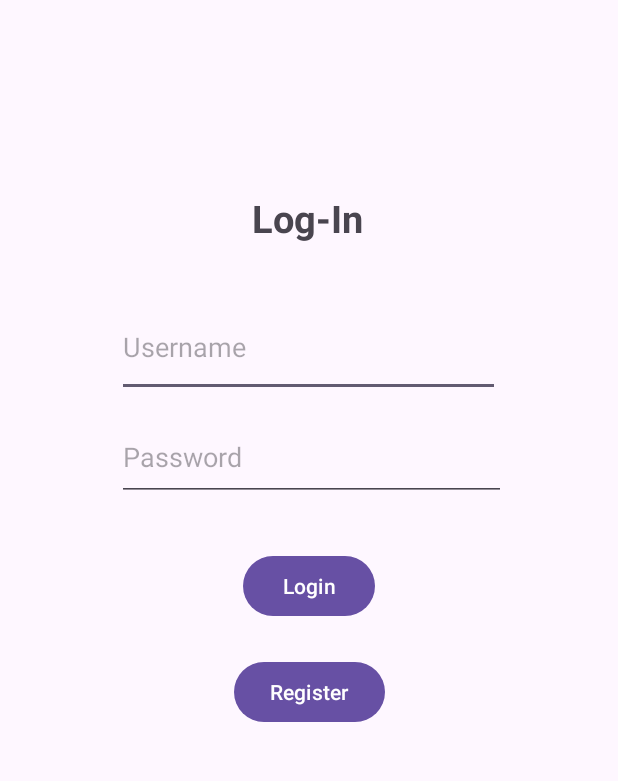
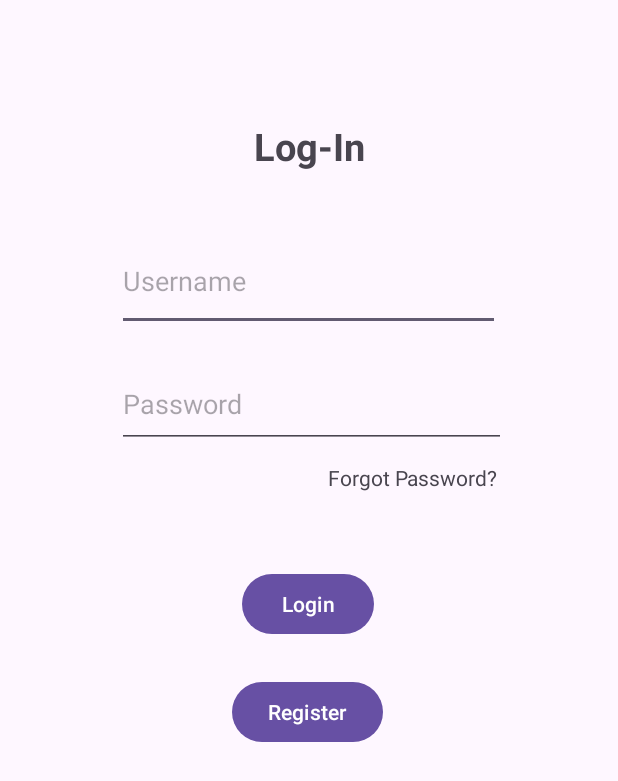
Before and after one commit to Fr4nzy/SariSariStore-CNN, an Android app: the screen it shows after launch (LoginActivity), on a phone screen of 412 x 824 dp. Shown: the top 781 px of the screen. Run offline under Robolectric (Android 15) with nearby library versions, the phone set to English and light mode, and no system bars; our stand-ins replace Firebase (no records; nobody signed in at launch, a user with empty details on screens opened directly).

Commit message:
ForgotPassword feature added.

```diff
--- a/app/src/main/AndroidManifest.xml
+++ b/app/src/main/AndroidManifest.xml
@@ -5,7 +5,6 @@
     <uses-permission android:name="android.permission.INTERNET" />
     <uses-permission android:name="android.permission.READ_EXTERNAL_STORAGE" />
     <uses-permission android:name="android.permission.WRITE_EXTERNAL_STORAGE" />
-
 
     <application
         android:allowBackup="true"
@@ -17,6 +16,9 @@
         android:supportsRtl="true"
         android:theme="@style/Theme.SariSariStorePOS"
         tools:targetApi="31">
+        <activity
+            android:name=".ForgotPassword"
+            android:exported="false" />
         <activity
             android:name=".ReviewProducts"
             android:exported="false" />
--- a/app/src/main/java/org/lu/sarisaristorepos/LoginActivity.java
+++ b/app/src/main/java/org/lu/sarisaristorepos/LoginActivity.java
@@ -5,6 +5,7 @@ import android.os.Bundle;
 import android.util.Patterns;
 import android.widget.Button;
 import android.widget.EditText;
+import android.widget.TextView;
 import android.widget.Toast;
 import com.google.firebase.auth.FirebaseAuth;
 
@@ -13,6 +14,7 @@ public class LoginActivity extends AppCompatActivity {
     FirebaseAuth auth;
     EditText editUserTextName, getEditUserTextPassword;
     Button btnLogin, btnRegister;
+    TextView forgotPasswordBtn;
 
     @Override
     protected void onCreate(Bundle savedInstanceState) {
@@ -24,10 +26,13 @@ public class LoginActivity extends AppCompatActivity {
         getEditUserTextPassword = findViewById(R.id.editPasswordTxt);
         btnLogin = findViewById(R.id.loginBtn);
         btnRegister = findViewById(R.id.registerBtn);
+        forgotPasswordBtn = findViewById(R.id.forgotPasswordBtn);
 
         btnLogin.setOnClickListener(v -> Login());
 
         btnRegister.setOnClickListener(v -> Register());
+
+        forgotPasswordBtn.setOnClickListener(v -> {ForgotPassword(); });
 
     }
 
@@ -42,7 +47,6 @@ public class LoginActivity extends AppCompatActivity {
                         .addOnSuccessListener(authResult -> {
                             Toast.makeText(LoginActivity.this, R.string.login_success_message, Toast.LENGTH_SHORT).show();
                             startActivity(new Intent(LoginActivity.this, MainActivity.class));
-                            finish();
                         }).addOnFailureListener(e -> Toast.makeText(LoginActivity.this, R.string.login_failed_message + e.getMessage(), Toast.LENGTH_SHORT).show());
             }
         } else if (email.isEmpty()) {
@@ -56,10 +60,16 @@ public class LoginActivity extends AppCompatActivity {
 
     }
 
-    //This method redirects to the Register Activity
+    //The Register Activity
     public  void Register() {
         Intent intent = new Intent(LoginActivity.this, RegisterActivity.class);
         startActivity(intent);
     }
 
+    //Forgot Password Activity
+    public void ForgotPassword() {
+        Intent intent = new Intent(LoginActivity.this, ForgotPassword.class);
+        startActivity(intent);
+    }
+
 }
--- a/app/src/main/java/org/lu/sarisaristorepos/PointOfSaleActivity.java
+++ b/app/src/main/java/org/lu/sarisaristorepos/PointOfSaleActivity.java
@@ -17,7 +17,10 @@ public class PointOfSaleActivity extends AppCompatActivity {
 
         browseProducts = findViewById(R.id.browseProducts);
 
-        browseProducts.setOnClickListener(view -> BrowseProducts());
+        browseProducts.setOnClickListener(view -> {
+            BrowseProducts();
+            finish();
+        });
     }
 
     private void BrowseProducts(){
--- a/app/src/main/java/org/lu/sarisaristorepos/PurchasedActivity.java
+++ b/app/src/main/java/org/lu/sarisaristorepos/PurchasedActivity.java
@@ -41,6 +41,7 @@ public class PurchasedActivity extends AppCompatActivity {
             Intent intent = new Intent(PurchasedActivity.this, CashAmountActivity.class);
             intent.putExtra("totalCost", totalCost);
             startActivity(intent);
+            finish();
         });
     }
 
--- a/app/src/main/java/org/lu/sarisaristorepos/RegisterActivity.java
+++ b/app/src/main/java/org/lu/sarisaristorepos/RegisterActivity.java
@@ -50,6 +50,7 @@ public class RegisterActivity extends AppCompatActivity {
                             if (task.isSuccessful()) {
                                 Toast.makeText(RegisterActivity.this, R.string.register_okay, Toast.LENGTH_SHORT).show();
                                 startActivity(new Intent(RegisterActivity.this, LoginActivity.class));
+                                finish();
                             } else {
                                 Toast.makeText(RegisterActivity.this, R.string.register_fail + Objects.requireNonNull(task.getException()).getMessage(), Toast.LENGTH_SHORT).show();
                             }
@@ -60,6 +61,7 @@ public class RegisterActivity extends AppCompatActivity {
         backBtn.setOnClickListener(v -> {
             Intent intent = new Intent(RegisterActivity.this, LoginActivity.class);
             startActivity(intent);
+            finish();
         });
     }
 }
--- a/app/src/main/res/layout/activity_login.xml
+++ b/app/src/main/res/layout/activity_login.xml
@@ -10,67 +10,72 @@
         android:id="@+id/textView"
         android:layout_width="wrap_content"
         android:layout_height="wrap_content"
-        android:text="Log-In"
-        android:textSize="25dp"
+        android:layout_marginTop="80dp"
+        android:text="@string/log_in_lbl"
+        android:textSize="25sp"
         android:textStyle="bold"
-        app:layout_constraintBottom_toBottomOf="parent"
         app:layout_constraintEnd_toEndOf="parent"
-        app:layout_constraintHorizontal_bias="0.498"
         app:layout_constraintStart_toStartOf="parent"
-        app:layout_constraintTop_toTopOf="parent"
-        app:layout_constraintVertical_bias="0.162" />
+        app:layout_constraintTop_toTopOf="parent" />
 
     <EditText
+        android:autofillHints="username"
         android:id="@+id/editUsertxt"
         android:layout_width="255dp"
         android:layout_height="66dp"
+        android:layout_marginTop="40dp"
         android:ems="10"
-        android:hint="Username"
+        android:hint="@string/username_et"
         android:inputType="text"
-        app:layout_constraintBottom_toBottomOf="parent"
         app:layout_constraintEnd_toEndOf="parent"
         app:layout_constraintHorizontal_bias="0.497"
         app:layout_constraintStart_toStartOf="parent"
-        app:layout_constraintTop_toBottomOf="@+id/textView"
-        app:layout_constraintVertical_bias="0.061" />
+        app:layout_constraintTop_toBottomOf="@+id/textView" />
 
     <EditText
+        android:autofillHints="password"
         android:id="@+id/editPasswordTxt"
         android:layout_width="259dp"
         android:layout_height="58dp"
+        android:layout_marginTop="20dp"
         android:ems="10"
-        android:hint="Password"
+        android:hint="@string/login_password_et"
         android:inputType="textPassword"
-        app:layout_constraintBottom_toBottomOf="parent"
         app:layout_constraintEnd_toEndOf="parent"
         app:layout_constraintHorizontal_bias="0.509"
         app:layout_constraintStart_toStartOf="parent"
-        app:layout_constraintTop_toBottomOf="@+id/editUsertxt"
-        app:layout_constraintVertical_bias="0.023" />
+        app:layout_constraintTop_toBottomOf="@+id/editUsertxt" />
 
     <Button
         android:id="@+id/loginBtn"
         android:layout_width="wrap_content"
         android:layout_height="wrap_content"
-        android:layout_marginTop="8dp"
-        android:text="Login"
-        app:layout_constraintBottom_toBottomOf="parent"
+        android:layout_marginTop="80dp"
+        android:text="@string/login_btn"
         app:layout_constraintEnd_toEndOf="parent"
+        app:layout_constraintHorizontal_bias="0.498"
         app:layout_constraintStart_toStartOf="parent"
-        app:layout_constraintTop_toBottomOf="@+id/editPasswordTxt"
-        app:layout_constraintVertical_bias="0.057" />
+        app:layout_constraintTop_toBottomOf="@+id/editPasswordTxt" />
 
     <Button
         android:id="@+id/registerBtn"
         android:layout_width="wrap_content"
         android:layout_height="wrap_content"
-        android:layout_marginTop="8dp"
-        android:text="Register"
-        app:layout_constraintBottom_toBottomOf="parent"
+        android:layout_marginTop="24dp"
+        android:text="@string/login_to_register_btn"
         app:layout_constraintEnd_toEndOf="parent"
-        app:layout_constraintHorizontal_bias="0.501"
+        app:layout_constraintHorizontal_bias="0.496"
         app:layout_constraintStart_toStartOf="parent"
-        app:layout_constraintTop_toBottomOf="@+id/editPasswordTxt"
-        app:layout_constraintVertical_bias="0.22" />
+        app:layout_constraintTop_toBottomOf="@+id/loginBtn" />
+
+    <TextView
+        android:id="@+id/forgotPasswordBtn"
+        android:layout_width="wrap_content"
+        android:layout_height="wrap_content"
+        android:layout_marginTop="10dp"
+        android:layout_marginEnd="80dp"
+        android:text="@string/login_forgot_password"
+        app:layout_constraintEnd_toEndOf="parent"
+        app:layout_constraintTop_toBottomOf="@+id/editPasswordTxt" />
 
 </androidx.constraintlayout.widget.ConstraintLayout>
--- a/app/src/main/res/values/strings.xml
+++ b/app/src/main/res/values/strings.xml
@@ -29,6 +29,25 @@
     <string name="login_failed_message">Login Failed: </string>
     <string name="register_okay">Sign-up Successfully</string>
     <string name="register_fail">Sign-up Failed</string>
+    <string name="email_address">Email Address</string>
+    <string name="recover_account">Recover Account</string>
+    <string name="timer">Timer</string>
+    <string name="submit">Submit</string>
+    <string name="log_in_lbl">Log-In</string>
+    <string name="username_et">Username</string>
+    <string name="login_password_et">Password</string>
+    <string name="login_btn">Login</string>
+    <string name="login_to_register_btn">Register</string>
+    <string name="login_forgot_password">Forgot Password?</string>
+    <string name="recovery_code_hint">Code</string>
+    <string name="send_confirmation_email">Send</string>
+    <string name="recovery_email_sent">Recovery Code Sent</string>
+    <string name="user_not_found">User not found</string>
+    <string name="recent_login_required">Recent Login Required</string>
+    <string name="recovery_email_failed">Failed to send the recovery code</string>
+    <string name="enter_email">Please Enter you Email Address</string>
+    <string name="timer_expired">Code is Expired</string>
+    <string name="invalid_recovery_code">Code Invalid</string>
 
 
 </resources>
```
Also changed, not shown: app/src/main/java/org/lu/sarisaristorepos/ForgotPassword.java (added, +58 -0 lines), app/src/main/java/org/lu/sarisaristorepos/MainActivity.java (+6 -2 lines), app/src/main/res/layout/activity_forgot_password.xml (added, +46 -0 lines), app/src/main/res/values-night/strings.xml (added, +21 -0 lines).
